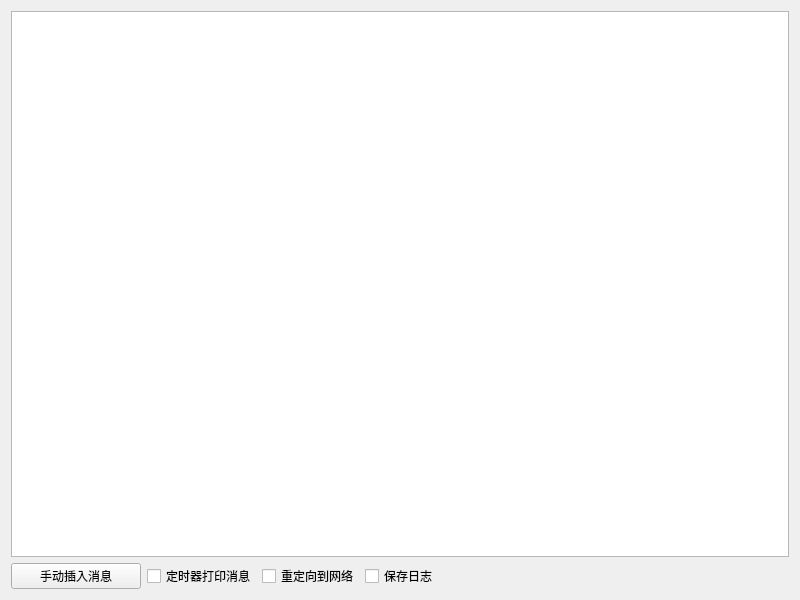
This is savelog/frmsavelog.ui in feiyangqingyun/QWidgetDemo as Qt 5 draws it before an edit. The edited form follows.
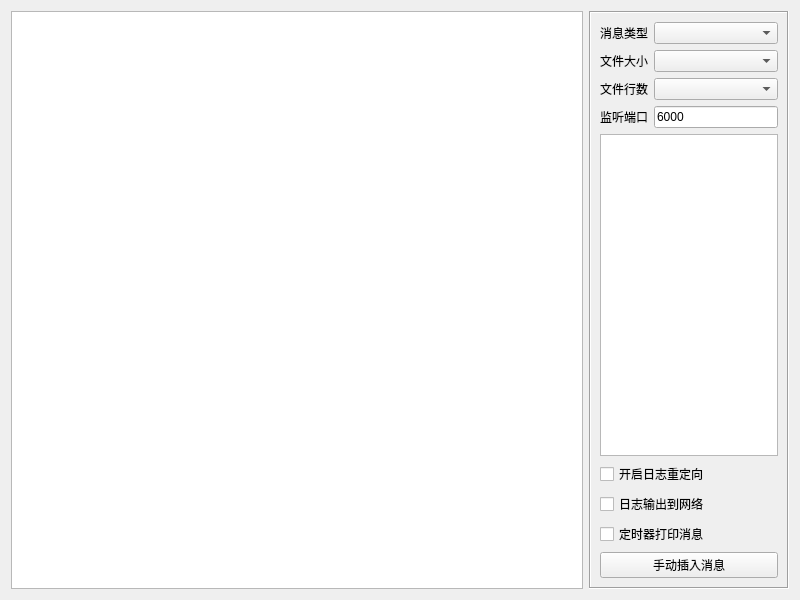
This is the edited form.

Patch:
```diff
--- a/savelog/frmsavelog.ui
+++ b/savelog/frmsavelog.ui
@@ -13,22 +13,100 @@
   <property name="windowTitle">
    <string>Form</string>
   </property>
-  <layout class="QVBoxLayout" name="verticalLayout">
-   <item>
-    <widget class="QTextEdit" name="txtMain"/>
-   </item>
-   <item>
     <layout class="QHBoxLayout" name="horizontalLayout">
      <item>
-      <widget class="QPushButton" name="btnDebug">
+    <widget class="QTextEdit" name="txtMain"/>
+   </item>
+   <item>
+    <widget class="QFrame" name="frame">
        <property name="minimumSize">
         <size>
-         <width>130</width>
+       <width>200</width>
          <height>0</height>
         </size>
        </property>
+     <property name="maximumSize">
+      <size>
+       <width>200</width>
+       <height>16777215</height>
+      </size>
+     </property>
+     <property name="frameShape">
+      <enum>QFrame::Box</enum>
+     </property>
+     <property name="frameShadow">
+      <enum>QFrame::Sunken</enum>
+     </property>
+     <layout class="QVBoxLayout" name="verticalLayout">
+      <item>
+       <layout class="QGridLayout" name="gridLayout">
+        <item row="1" column="1">
+         <widget class="QComboBox" name="cboxSize"/>
+        </item>
+        <item row="2" column="1">
+         <widget class="QComboBox" name="cboxRow"/>
+        </item>
+        <item row="0" column="1">
+         <widget class="QComboBox" name="cboxType">
+          <property name="sizePolicy">
+           <sizepolicy hsizetype="Expanding" vsizetype="Fixed">
+            <horstretch>0</horstretch>
+            <verstretch>0</verstretch>
+           </sizepolicy>
+          </property>
+         </widget>
+        </item>
+        <item row="1" column="0">
+         <widget class="QLabel" name="labSize">
        <property name="text">
-        <string>手动插入消息</string>
+           <string>文件大小</string>
+          </property>
+         </widget>
+        </item>
+        <item row="2" column="0">
+         <widget class="QLabel" name="labRow">
+          <property name="text">
+           <string>文件行数</string>
+          </property>
+         </widget>
+        </item>
+        <item row="0" column="0">
+         <widget class="QLabel" name="labType">
+          <property name="text">
+           <string>消息类型</string>
+          </property>
+         </widget>
+        </item>
+        <item row="3" column="0">
+         <widget class="QLabel" name="labPort">
+          <property name="text">
+           <string>监听端口</string>
+          </property>
+         </widget>
+        </item>
+        <item row="3" column="1">
+         <widget class="QLineEdit" name="txtPort">
+          <property name="text">
+           <string>6000</string>
+          </property>
+         </widget>
+        </item>
+       </layout>
+      </item>
+      <item>
+       <widget class="QListWidget" name="listType"/>
+      </item>
+      <item>
+       <widget class="QCheckBox" name="ckSave">
+        <property name="text">
+         <string>开启日志重定向</string>
+        </property>
+       </widget>
+      </item>
+      <item>
+       <widget class="QCheckBox" name="ckNet">
+        <property name="text">
+         <string>日志输出到网络</string>
        </property>
       </widget>
      </item>
@@ -40,33 +118,14 @@
       </widget>
      </item>
      <item>
-      <widget class="QCheckBox" name="ckNet">
+       <widget class="QPushButton" name="btnLog">
        <property name="text">
-        <string>重定向到网络</string>
+         <string>手动插入消息</string>
        </property>
       </widget>
      </item>
-     <item>
-      <widget class="QCheckBox" name="ckSave">
-       <property name="text">
-        <string>保存日志</string>
-       </property>
-      </widget>
-     </item>
-     <item>
-      <spacer name="horizontalSpacer">
-       <property name="orientation">
-        <enum>Qt::Horizontal</enum>
-       </property>
-       <property name="sizeHint" stdset="0">
-        <size>
-         <width>40</width>
-         <height>20</height>
-        </size>
-       </property>
-      </spacer>
-     </item>
-    </layout>
+     </layout>
+    </widget>
    </item>
   </layout>
  </widget>
```
Lines whose indentation alone changed are shown as unchanged.
